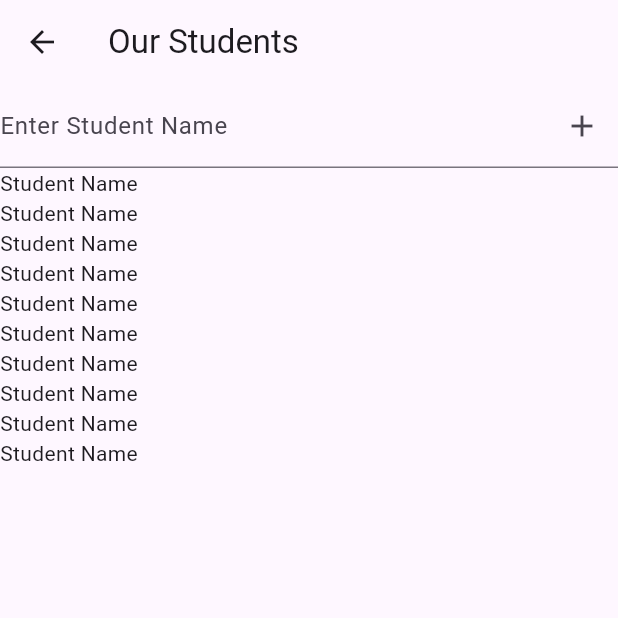
After one commit to nazmussakibsaad102/App-Dev-Class-21-22, a Flutter app: the screen it shows after launch, item 4 of the bottom bar chosen, after a tap on "Click Me", on a phone screen of 412 x 824 dp, the top half of it. The commit adds this screen. Run offline on Flutter 3.47's test engine with Material 3 defaults, Android fonts, the phone set to English and light mode, and no system bars; our stand-ins replace flutter_carousel_widget, video_player; network calls fail.

Commit message:
textfield and listview added

```diff
--- /dev/null
+++ b/lib/DatabasePage.dart
@@ -0,0 +1,39 @@
+import 'package:flutter/material.dart';
+
+class Databasepage extends StatefulWidget {
+  const Databasepage({super.key});
+
+  @override
+  State<Databasepage> createState() => _DatabasepageState();
+}
+
+class _DatabasepageState extends State<Databasepage> {
+  @override
+  Widget build(BuildContext context) {
+    return  Scaffold(
+      appBar: AppBar(title: Text("Our Students"),),
+      body: Container(
+        child: Column(
+          children: [
+            TextField(
+              decoration: InputDecoration(
+                labelText: "Enter Student Name",
+                suffixIcon: IconButton(onPressed: (){}, icon: Icon(Icons.add)),
+              ),
+            ),
+            Container(
+              height: 500,
+              child: ListView.builder(
+                itemCount: 10,
+                  itemBuilder: (context, index){
+                    return Text("Student Name");
+                  }
+              ),
+            )
+          ],
+        ),
+      ),
+
+    );
+  }
+}
--- a/lib/ProfilePage.dart
+++ b/lib/ProfilePage.dart
@@ -1,4 +1,5 @@
 import 'package:flutter/material.dart';
+import 'package:my_profile/DatabasePage.dart';
 
 class ProfilePage extends StatelessWidget {
   const ProfilePage({super.key});
@@ -63,7 +64,15 @@ class ProfilePage extends StatelessWidget {
                 ),
               ),
             ],
-          )
+          ),
+          Center(
+            child: ElevatedButton(
+              onPressed: (){
+                Navigator.of(context).push(MaterialPageRoute(builder: (context)=> Databasepage()));
+              },
+              child: Text("Click Me"),
+            ),
+          ),
         ],
       ),
     );
--- a/pubspec.yaml
+++ b/pubspec.yaml
@@ -12,6 +12,9 @@ dependencies:
   flutter_staggered_grid_view: ^0.7.0
   flutter_carousel_widget: ^3.1.0
   video_player: ^2.9.3
+  sqflite: ^2.3.0
+  path: ^1.8.3
+
 dev_dependencies:
   flutter_test:
     sdk: flutter
```
Also changed, not shown: pubspec.lock, 1 other file.
